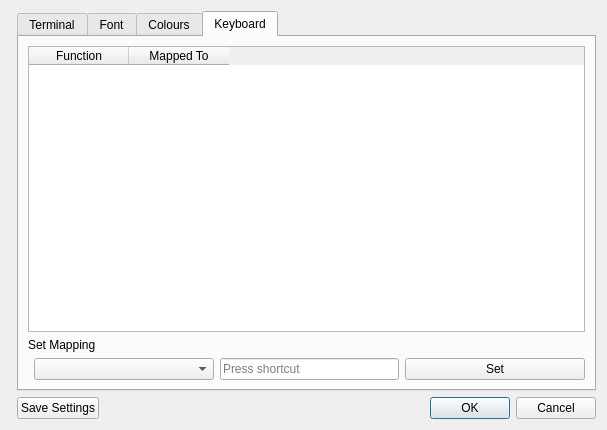
First picture: the form in Settings.ui, repository HobbitHacker/Q3270, before the edit.
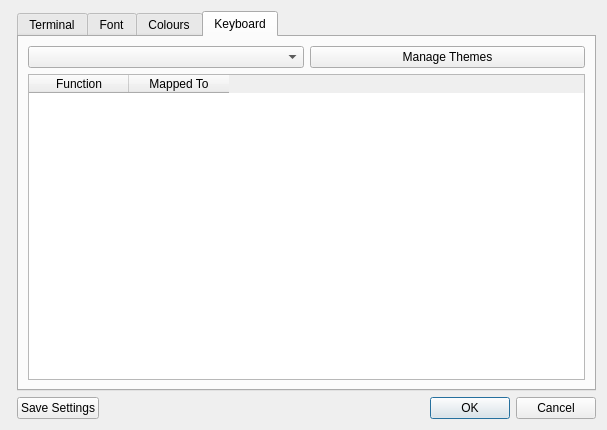
Second picture: the form after the edit. The open tabs and pages were chosen to show the change.

Commit message:
Colour theme and keyboard themes
Settings for session now refer to themes for colours and keyboard, which
are split out into their own dialogs.

Patch:
```diff
--- a/Settings.ui
+++ b/Settings.ui
@@ -716,7 +716,7 @@
        <string>Keyboard</string>
       </attribute>
       <layout class="QGridLayout" name="gridLayout_4">
-       <item row="0" column="0" colspan="4">
+       <item row="1" column="0" colspan="2">
         <widget class="QTableWidget" name="KeyboardMap">
          <property name="sizeAdjustPolicy">
           <enum>QAbstractScrollArea::AdjustToContents</enum>
@@ -748,53 +748,13 @@
          </column>
         </widget>
        </item>
-       <item row="5" column="3">
-        <widget class="QPushButton" name="setKeyboardMap">
-         <property name="sizePolicy">
-          <sizepolicy hsizetype="Minimum" vsizetype="Fixed">
-           <horstretch>1</horstretch>
-           <verstretch>0</verstretch>
-          </sizepolicy>
-         </property>
-         <property name="text">
-          <string>Set</string>
-         </property>
-        </widget>
+       <item row="0" column="0">
+        <widget class="QComboBox" name="keyboardThemes"/>
        </item>
-       <item row="5" column="1">
-        <widget class="QComboBox" name="KeyboardFunctionList">
-         <property name="sizePolicy">
-          <sizepolicy hsizetype="Preferred" vsizetype="Fixed">
-           <horstretch>1</horstretch>
-           <verstretch>0</verstretch>
-          </sizepolicy>
-         </property>
-        </widget>
-       </item>
-       <item row="5" column="2">
-        <widget class="QKeySequenceEdit" name="keySequenceEdit">
-         <property name="enabled">
-          <bool>true</bool>
-         </property>
-         <property name="sizePolicy">
-          <sizepolicy hsizetype="Expanding" vsizetype="Fixed">
-           <horstretch>1</horstretch>
-           <verstretch>0</verstretch>
-          </sizepolicy>
-         </property>
-        </widget>
-       </item>
-       <item row="1" column="0" colspan="2">
-        <widget class="QLabel" name="label_23">
+       <item row="0" column="1">
+        <widget class="QPushButton" name="manageKeyboardThemes">
          <property name="text">
-          <string>Set Mapping</string>
-         </property>
-        </widget>
-       </item>
-       <item row="1" column="2" colspan="2">
-        <widget class="QLabel" name="LabelMultipleKeys">
-         <property name="text">
-          <string/>
+          <string>Manage Themes</string>
          </property>
         </widget>
        </item>
```
Left out of the diff: 55 changed lines with no effect on the pictures. The commit also changes 4 other files.
